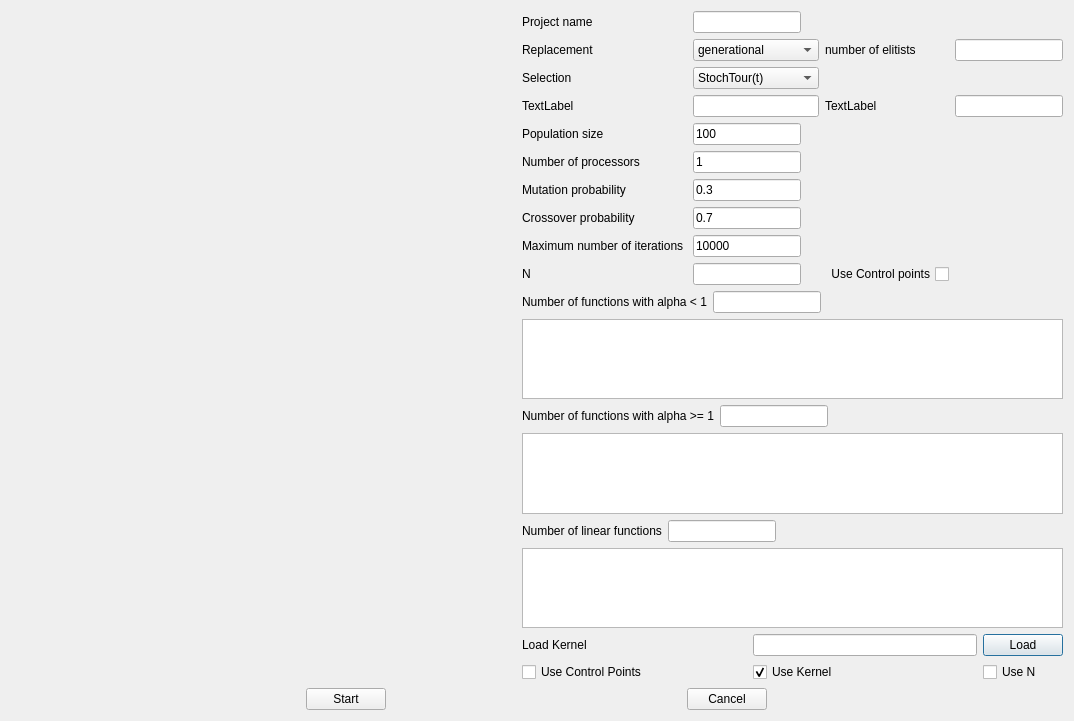
This is regression.ui in alessioderango/SAKe as Qt 5 draws it before an edit. The edited form follows.
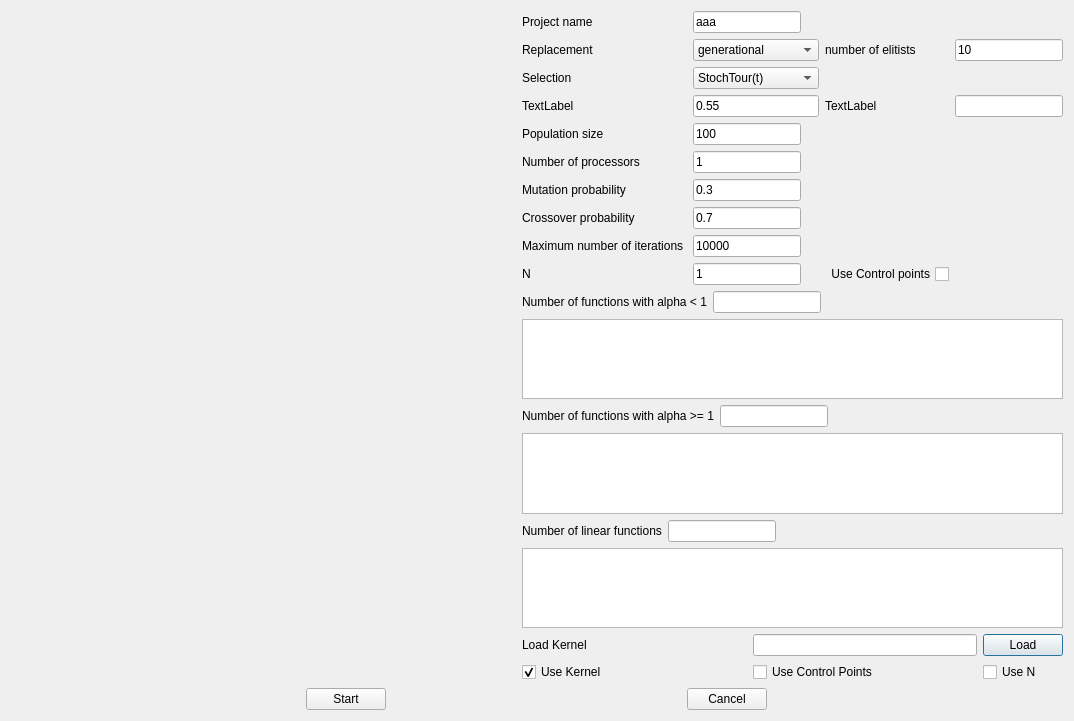
This is the edited form. Custom widgets are drawn as their Qt base class.

What changed in the file:
```diff
--- a/regression.ui
+++ b/regression.ui
@@ -50,6 +50,9 @@
              <verstretch>0</verstretch>
             </sizepolicy>
            </property>
+           <property name="text">
+            <string>aaa</string>
+           </property>
           </widget>
          </item>
          <item row="0" column="0">
@@ -240,6 +243,9 @@
              <verstretch>0</verstretch>
             </sizepolicy>
            </property>
+           <property name="text">
+            <string>1</string>
+           </property>
           </widget>
          </item>
          <item row="6" column="1">
@@ -315,6 +321,9 @@
              <verstretch>0</verstretch>
             </sizepolicy>
            </property>
+           <property name="text">
+            <string>10</string>
+           </property>
           </widget>
          </item>
          <item row="3" column="0">
@@ -338,6 +347,9 @@
              <verstretch>0</verstretch>
             </sizepolicy>
            </property>
+           <property name="text">
+            <string>0.55</string>
+           </property>
           </widget>
          </item>
          <item row="3" column="2">
@@ -483,20 +495,10 @@
        </item>
        <item>
         <layout class="QGridLayout" name="gridLayout_6">
-         <item row="1" column="1">
-          <widget class="QCheckBox" name="checkBox_2">
+         <item row="2" column="2">
+          <widget class="QCheckBox" name="checkBox_4">
            <property name="text">
-            <string>Use Kernel</string>
-           </property>
-           <property name="checked">
-            <bool>true</bool>
-           </property>
-          </widget>
-         </item>
-         <item row="1" column="0">
-          <widget class="QCheckBox" name="checkBox_3">
-           <property name="text">
-            <string>Use Control Points</string>
+            <string>Use N</string>
            </property>
           </widget>
          </item>
@@ -517,13 +519,6 @@
            </property>
           </widget>
          </item>
-         <item row="1" column="2">
-          <widget class="QCheckBox" name="checkBox_4">
-           <property name="text">
-            <string>Use N</string>
-           </property>
-          </widget>
-         </item>
          <item row="0" column="2">
           <widget class="QPushButton" name="pushButton_3">
            <property name="sizePolicy">
@@ -537,6 +532,23 @@
            </property>
           </widget>
          </item>
+         <item row="2" column="1">
+          <widget class="QCheckBox" name="checkBox_3">
+           <property name="text">
+            <string>Use Control Points</string>
+           </property>
+          </widget>
+         </item>
+         <item row="2" column="0">
+          <widget class="QCheckBox" name="checkBox_2">
+           <property name="text">
+            <string>Use Kernel</string>
+           </property>
+           <property name="checked">
+            <bool>true</bool>
+           </property>
+          </widget>
+         </item>
         </layout>
        </item>
       </layout>
```
